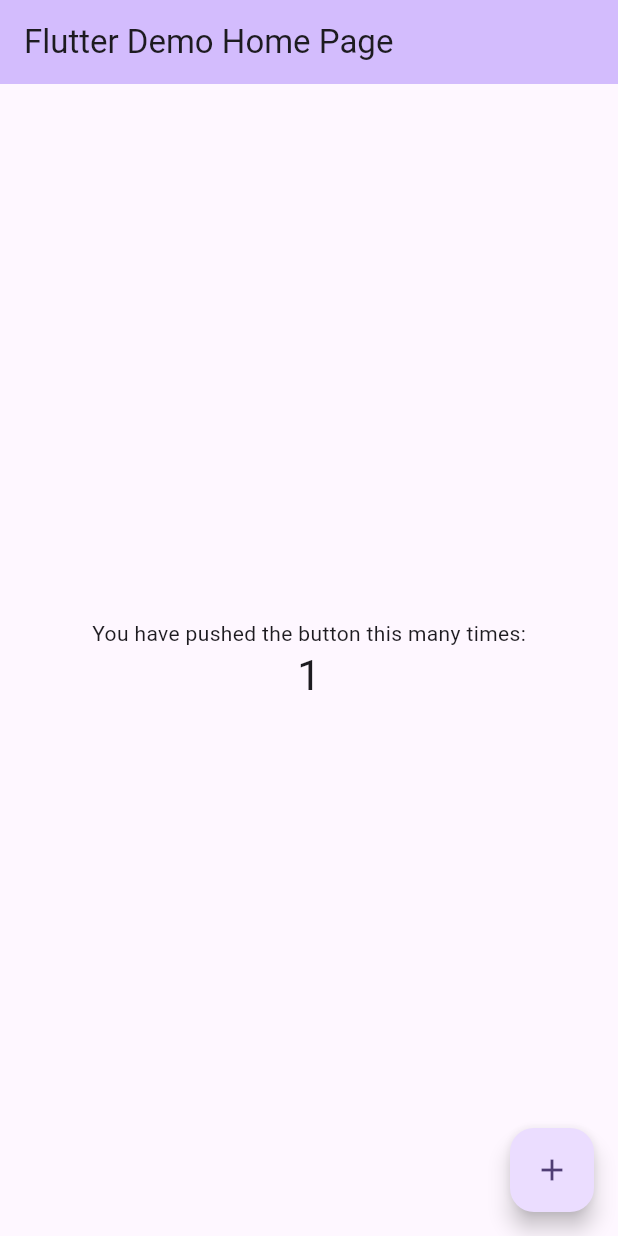
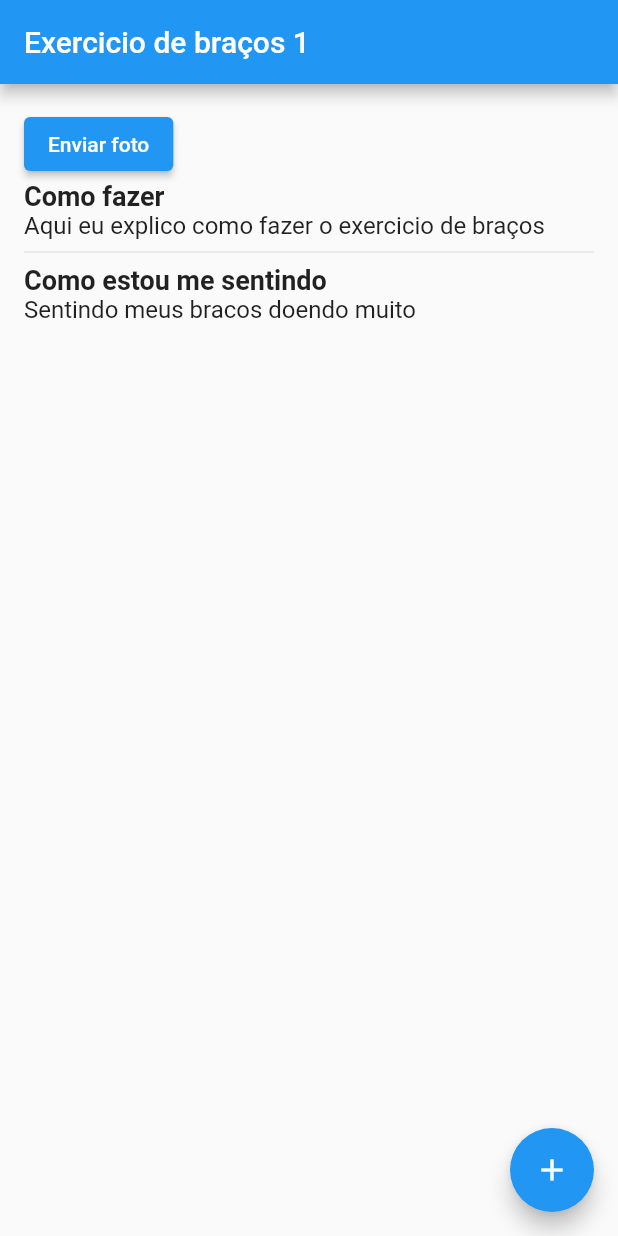
Before and after one commit to MarceloFigueira/gymapp, a Flutter app: the screen it shows after launch, after a tap on the "add" icon, on a phone screen of 412 x 824 dp. Run offline on Flutter 3.47's test engine with Material 2 defaults, Android fonts, the phone set to English and light mode, and no system bars.

Commit message:
base structure created

```diff
--- a/lib/main.dart
+++ b/lib/main.dart
@@ -1,125 +1,6 @@
 import 'package:flutter/material.dart';
+import 'package:gymapp/src/gymapp.dart';
 
 void main() {
-  runApp(const MyApp());
+  runApp(const GymApp());
 }
-
-class MyApp extends StatelessWidget {
-  const MyApp({super.key});
-
-  // This widget is the root of your application.
-  @override
-  Widget build(BuildContext context) {
-    return MaterialApp(
-      title: 'Flutter Demo',
-      theme: ThemeData(
-        // This is the theme of your application.
-        //
-        // TRY THIS: Try running your application with "flutter run". You'll see
-        // the application has a blue toolbar. Then, without quitting the app,
-        // try changing the seedColor in the colorScheme below to Colors.green
-        // and then invoke "hot reload" (save your changes or press the "hot
-        // reload" button in a Flutter-supported IDE, or press "r" if you used
-        // the command line to start the app).
-        //
-        // Notice that the counter didn't reset back to zero; the application
-        // state is not lost during the reload. To reset the state, use hot
-        // restart instead.
-        //
-        // This works for code too, not just values: Most code changes can be
-        // tested with just a hot reload.
-        colorScheme: ColorScheme.fromSeed(seedColor: Colors.deepPurple),
-        useMaterial3: true,
-      ),
-      home: const MyHomePage(title: 'Flutter Demo Home Page'),
-    );
-  }
-}
-
-class MyHomePage extends StatefulWidget {
-  const MyHomePage({super.key, required this.title});
-
-  // This widget is the home page of your application. It is stateful, meaning
-  // that it has a State object (defined below) that contains fields that affect
-  // how it looks.
-
-  // This class is the configuration for the state. It holds the values (in this
-  // case the title) provided by the parent (in this case the App widget) and
-  // used by the build method of the State. Fields in a Widget subclass are
-  // always marked "final".
-
-  final String title;
-
-  @override
-  State<MyHomePage> createState() => _MyHomePageState();
-}
-
-class _MyHomePageState extends State<MyHomePage> {
-  int _counter = 0;
-
-  void _incrementCounter() {
-    setState(() {
-      // This call to setState tells the Flutter framework that something has
-      // changed in this State, which causes it to rerun the build method below
-      // so that the display can reflect the updated values. If we changed
-      // _counter without calling setState(), then the build method would not be
-      // called again, and so nothing would appear to happen.
-      _counter++;
-    });
-  }
-
-  @override
-  Widget build(BuildContext context) {
-    // This method is rerun every time setState is called, for instance as done
-    // by the _incrementCounter method above.
-    //
-    // The Flutter framework has been optimized to make rerunning build methods
-    // fast, so that you can just rebuild anything that needs updating rather
-    // than having to individually change instances of widgets.
-    return Scaffold(
-      appBar: AppBar(
-        // TRY THIS: Try changing the color here to a specific color (to
-        // Colors.amber, perhaps?) and trigger a hot reload to see the AppBar
-        // change color while the other colors stay the same.
-        backgroundColor: Theme.of(context).colorScheme.inversePrimary,
-        // Here we take the value from the MyHomePage object that was created by
-        // the App.build method, and use it to set our appbar title.
-        title: Text(widget.title),
-      ),
-      body: Center(
-        // Center is a layout widget. It takes a single child and positions it
-        // in the middle of the parent.
-        child: Column(
-          // Column is also a layout widget. It takes a list of children and
-          // arranges them vertically. By default, it sizes itself to fit its
-          // children horizontally, and tries to be as tall as its parent.
-          //
-          // Column has various properties to control how it sizes itself and
-          // how it positions its children. Here we use mainAxisAlignment to
-          // center the children vertically; the main axis here is the vertical
-          // axis because Columns are vertical (the cross axis would be
-          // horizontal).
-          //
-          // TRY THIS: Invoke "debug painting" (choose the "Toggle Debug Paint"
-          // action in the IDE, or press "p" in the console), to see the
-          // wireframe for each widget.
-          mainAxisAlignment: MainAxisAlignment.center,
-          children: <Widget>[
-            const Text(
-              'You have pushed the button this many times:',
-            ),
-            Text(
-              '$_counter',
-              style: Theme.of(context).textTheme.headlineMedium,
-            ),
-          ],
-        ),
-      ),
-      floatingActionButton: FloatingActionButton(
-        onPressed: _incrementCounter,
-        tooltip: 'Increment',
-        child: const Icon(Icons.add),
-      ), // This trailing comma makes auto-formatting nicer for build methods.
-    );
-  }
-}
--- /dev/null
+++ b/lib/src/gymapp.dart
@@ -0,0 +1,17 @@
+import 'package:flutter/material.dart';
+import 'package:gymapp/src/pages/exercises_page.dart';
+
+class GymApp extends StatelessWidget {
+  const GymApp({super.key});
+
+  // This widget is the root of your application.
+  @override
+  Widget build(BuildContext context) {
+    return MaterialApp(
+      debugShowCheckedModeBanner: false,
+      title: 'Flutter Demo',
+      theme: ThemeData(),
+      home: const ExercisesPage(),
+    );
+  }
+}
--- /dev/null
+++ b/lib/src/pages/exercises_page.dart
@@ -0,0 +1,61 @@
+import 'package:flutter/material.dart';
+
+class ExercisesPage extends StatelessWidget {
+  const ExercisesPage({super.key});
+
+  @override
+  Widget build(BuildContext context) {
+    return Scaffold(
+      appBar: AppBar(
+        title: const Text("Exercicio de braços 1"),
+      ),
+      floatingActionButton: FloatingActionButton(
+        onPressed: () {
+          print("botao clicado");
+        },
+        child: const Icon(
+          Icons.add,
+        ),
+      ),
+      body: Padding(
+        padding: const EdgeInsets.all(16.0),
+        child: Column(
+          crossAxisAlignment: CrossAxisAlignment.start,
+          children: [
+            ElevatedButton(
+              onPressed: () {},
+              child: const Text("Enviar foto"),
+            ),
+            const Text(
+              "Como fazer",
+              style: TextStyle(
+                fontWeight: FontWeight.bold,
+                fontSize: 18,
+              ),
+            ),
+            const Text(
+              "Aqui eu explico como fazer o exercicio de braços",
+              style: TextStyle(
+                fontSize: 16,
+              ),
+            ),
+            const Divider(),
+            const Text(
+              "Como estou me sentindo",
+              style: TextStyle(
+                fontWeight: FontWeight.bold,
+                fontSize: 18,
+              ),
+            ),
+            const Text(
+              "Sentindo meus bracos doendo muito",
+              style: TextStyle(
+                fontSize: 16,
+              ),
+            ),
+          ],
+        ),
+      ),
+    );
+  }
+}
```
Also changed, not shown: 1 other file.
